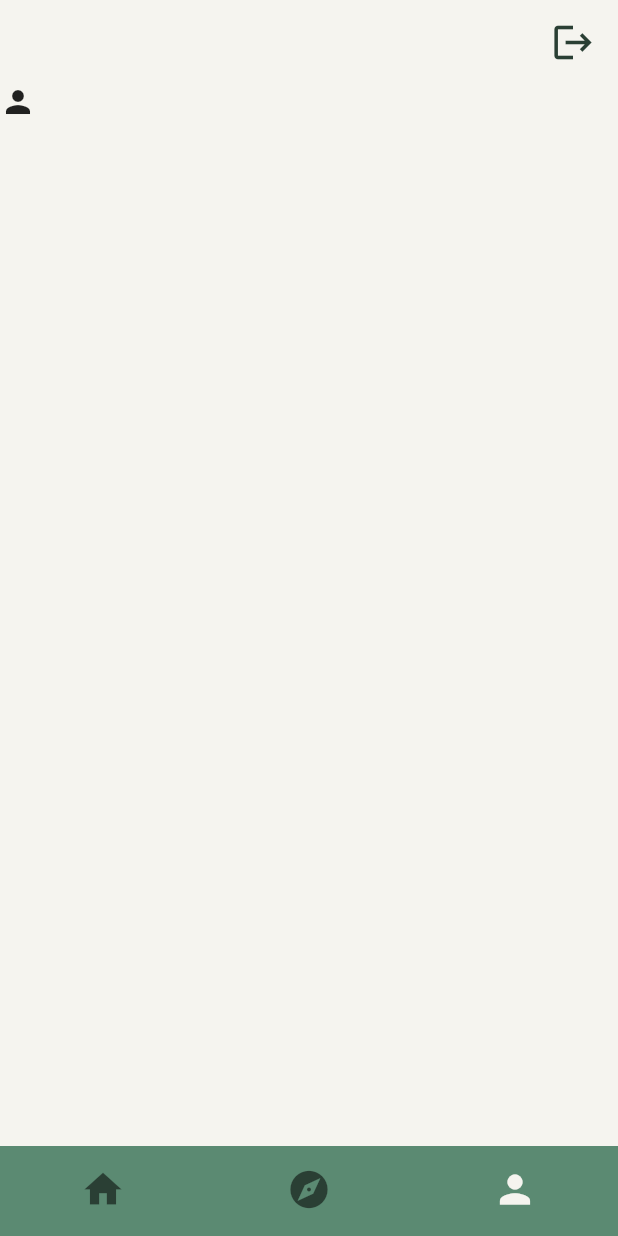
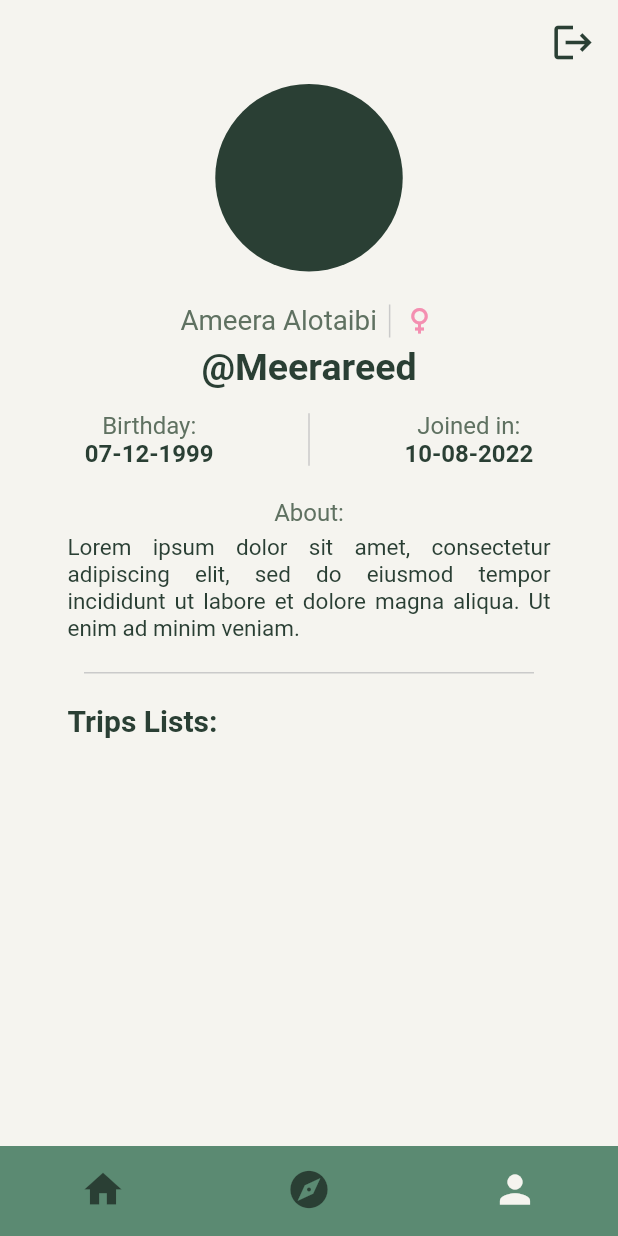
Before and after one commit to AmeeraAlotaibi/trips_project, a Flutter app: the TabScreen screen opened by its route, item 3 of the bottom bar chosen, on a phone screen of 412 x 824 dp. Run offline on Flutter 3.47's test engine with Material 2 defaults, Android fonts, the phone set to English and light mode, and no system bars; our stand-ins replace dio, go_router; accounts and stored records are empty; network calls fail.

Commit message:
made profile page

```diff
--- a/frontend/lib/models/profile.dart
+++ b/frontend/lib/models/profile.dart
@@ -1,5 +1,9 @@
 import 'package:frontend/models/user.dart';
+import 'package:json_annotation/json_annotation.dart';
 
+part 'profile.g.dart';
+
+@JsonSerializable()
 class Profile {
   User user;
   String? gender;
@@ -10,10 +14,14 @@ class Profile {
 
   Profile({
     required this.user,
-     this.gender,
-     this.birthDate,
-     this.image,
-     this.bio,
+    this.gender,
+    this.birthDate,
+    this.image,
+    this.bio,
     required this.dateJoined,
   });
+
+  factory Profile.fromJson(Map<String, dynamic> json) =>
+      _$ProfileFromJson(json);
+  Map<String, dynamic> toJson() => _$ProfileToJson(this);
 }
--- a/frontend/lib/models/trip.dart
+++ b/frontend/lib/models/trip.dart
@@ -1,5 +1,9 @@
 import 'package:frontend/models/user.dart';
+import 'package:json_annotation/json_annotation.dart';
 
+part 'trip.g.dart';
+
+@JsonSerializable()
 class Trip {
   int? id;
   User owner;
@@ -14,4 +18,7 @@ class Trip {
     required this.description,
     required this.image,
   });
+
+  factory Trip.fromJson(Map<String, dynamic> json) => _$TripFromJson(json);
+  Map<String, dynamic> toJson() => _$TripToJson(this);
 }
--- a/frontend/lib/models/user.dart
+++ b/frontend/lib/models/user.dart
@@ -1,15 +1,23 @@
+import 'package:json_annotation/json_annotation.dart';
 
+part 'user.g.dart';
+
+@JsonSerializable()
 class User {
+  int? id;
   String username;
   String? password;
   String? firstName;
   String? lastName;
 
   User({
+    this.id,
     required this.username,
     this.password,
     this.firstName,
     this.lastName,
   });
 
+  factory User.fromJson(Map<String, dynamic> json) => _$UserFromJson(json);
+  Map<String, dynamic> toJson() => _$UserToJson(this);
 }
--- a/frontend/lib/pages/bottom_tabs.dart
+++ b/frontend/lib/pages/bottom_tabs.dart
@@ -3,6 +3,7 @@ import 'package:flutter/src/foundation/key.dart';
 import 'package:flutter/src/widgets/framework.dart';
 import 'package:frontend/pages/explore.dart';
 import 'package:frontend/pages/home.dart';
+import 'package:frontend/pages/profile.dart';
 import 'package:go_router/go_router.dart';
 
 class TabScreen extends StatefulWidget {
@@ -18,7 +19,7 @@ class _TabScreenState extends State<TabScreen> {
   final List _pages = [
     HomePage(),
     ExplorePage(),
-    Icon(Icons.person),
+    ProfilePage(),
   ];
 
   void _onTapped(int index) {
@@ -37,7 +38,7 @@ class _TabScreenState extends State<TabScreen> {
           size: 30,
         ),
         elevation: 0,
-        backgroundColor: Color.fromARGB(255, 245, 244, 239),
+        backgroundColor: Colors.transparent,
         actions: [
           GestureDetector(
             onTap: () {
--- a/frontend/lib/pages/profile.dart
+++ b/frontend/lib/pages/profile.dart
@@ -0,0 +1,191 @@
+import 'package:flutter/material.dart';
+import 'package:flutter/src/foundation/key.dart';
+import 'package:flutter/src/widgets/framework.dart';
+
+class ProfilePage extends StatelessWidget {
+  const ProfilePage({Key? key}) : super(key: key);
+
+  @override
+  Widget build(BuildContext context) {
+    return Scaffold(
+      body: Padding(
+        padding: const EdgeInsets.symmetric(horizontal: 25),
+        child: Column(
+          crossAxisAlignment: CrossAxisAlignment.center,
+          children: [
+            Container(
+              width: 125,
+              height: 125,
+              child: CircleAvatar(
+                backgroundColor: Color(0xFF2a3f34),
+              ),
+            ),
+            const SizedBox(
+              height: 20,
+            ),
+            // Full name and gender ------------------------------
+            Row(
+              mainAxisAlignment: MainAxisAlignment.center,
+              crossAxisAlignment: CrossAxisAlignment.end,
+              children: [
+                Text(
+                  "Ameera Alotaibi",
+                  style: TextStyle(
+                    fontSize: 18.5,
+                    color: Color(0xFF5F7161),
+                  ),
+                ),
+                SizedBox(
+                  width: 8,
+                ),
+                Container(
+                  color: Color.fromARGB(255, 202, 202, 202),
+                  width: 1,
+                  height: 22,
+                ),
+                SizedBox(
+                  width: 7.5,
+                ),
+                Icon(
+                  Icons.female,
+                  color: Colors.pink[200],
+                ),
+              ],
+            ),
+
+            const SizedBox(
+              height: 5,
+            ),
+            // @username -----------------------------------------
+            Text(
+              "@Meerareed",
+              style: TextStyle(
+                fontSize: 25,
+                color: Color(0xFF2a3f34),
+                fontWeight: FontWeight.bold,
+              ),
+            ),
+            const SizedBox(
+              height: 15,
+            ),
+            // dates -------------------------------------------------
+            Row(
+              mainAxisAlignment: MainAxisAlignment.spaceAround,
+              children: [
+                // Birth date =========================================================
+                Column(
+                  children: [
+                    Text(
+                      "Birthday:",
+                      style: TextStyle(
+                        fontSize: 16,
+                        color: Color(0xFF5F7161),
+                      ),
+                    ),
+                    Text(
+                      "07-12-1999",
+                      style: TextStyle(
+                        fontSize: 16,
+                        color: Color(0xFF2a3f34),
+                        fontWeight: FontWeight.bold,
+                      ),
+                    ),
+                  ],
+                ),
+                Container(
+                  width: 1,
+                  height: 35,
+                  color: Color.fromARGB(255, 202, 202, 202),
+                ),
+                // Date Joined ========================================================
+                Column(
+                  children: [
+                    Text(
+                      "Joined in:",
+                      style: TextStyle(
+                        fontSize: 16,
+                        color: Color(0xFF5F7161),
+                      ),
+                    ),
+                    Text(
+                      "10-08-2022",
+                      style: TextStyle(
+                        fontSize: 16,
+                        color: Color(0xFF2a3f34),
+                        fontWeight: FontWeight.bold,
+                      ),
+                    ),
+                  ],
+                ),
+              ],
+            ),
+            const SizedBox(
+              height: 20,
+            ),
+            // ABOUT ====================================================================
+            Padding(
+              padding: const EdgeInsets.symmetric(horizontal: 20),
+              child: Column(
+                crossAxisAlignment: CrossAxisAlignment.center,
+                children: [
+                  Text(
+                    "About:",
+                    textAlign: TextAlign.left,
+                    style: TextStyle(
+                      fontSize: 16,
+                      color: Color(0xFF5F7161),
+                    ),
+                  ),
+                  const SizedBox(
+                    height: 5,
+                  ),
+                  Text(
+                    "Lorem ipsum dolor sit amet, consectetur adipiscing elit, sed do eiusmod tempor incididunt ut labore et dolore magna aliqua. Ut enim ad minim veniam.",
+                    textAlign: TextAlign.justify,
+                    style: TextStyle(
+                      fontSize: 15,
+                      color: Color(0xFF2a3f34),
+                    ),
+                  ),
+                ],
+              ),
+            ),
+
+            const SizedBox(
+              height: 20,
+            ),
+
+            Container(
+              width: 300,
+              height: 1,
+              color: Color.fromARGB(255, 202, 202, 202),
+            ),
+
+            const SizedBox(
+              height: 20,
+            ),
+
+            // Trips Lists ===========================================================
+            Padding(
+              padding: const EdgeInsets.symmetric(horizontal: 20),
+              child: Row(
+                crossAxisAlignment: CrossAxisAlignment.start,
+                children: [
+                  Text(
+                    "Trips Lists:",
+                    textAlign: TextAlign.left,
+                    style: TextStyle(
+                      fontSize: 20,
+                      color: Color(0xFF2a3f34),
+                      fontWeight: FontWeight.bold,
+                    ),
+                  ),
+                ],
+              ),
+            ),
+          ],
+        ),
+      ),
+    );
+  }
+}
--- a/frontend/lib/pages/register.dart
+++ b/frontend/lib/pages/register.dart
@@ -1,7 +1,11 @@
 import 'package:flutter/material.dart';
 import 'package:flutter/src/foundation/key.dart';
 import 'package:flutter/src/widgets/framework.dart';
+import 'package:frontend/models/user.dart';
+import 'package:frontend/providers/auth_provider.dart';
 import 'package:frontend/widgets/custom_widgets.dart';
+import 'package:go_router/go_router.dart';
+import 'package:provider/provider.dart';
 
 class RegisterPage extends StatelessWidget {
   RegisterPage({Key? key}) : super(key: key);
@@ -17,10 +21,13 @@ class RegisterPage extends StatelessWidget {
     return Scaffold(
       // APP BAR ------------------------------------------------------
       appBar: AppBar(
-        title: Text("Register", style: TextStyle(
+        title: Text(
+          "Register",
+          style: TextStyle(
             color: Color(0xFF5B8A72),
             fontSize: 26,
-        ),),
+          ),
+        ),
         centerTitle: true,
         backgroundColor: Color.fromARGB(255, 245, 244, 239),
         elevation: 0,
@@ -38,19 +45,21 @@ class RegisterPage extends StatelessWidget {
           crossAxisAlignment: CrossAxisAlignment.center,
           children: [
             Expanded(
-              child: Image.asset("assets/images/hiking.webp", width: 400,),
+              child: Image.asset(
+                "assets/images/hiking.webp",
+                width: 400,
               ),
-
-            const Text("Please fill in the required fields",
+            ),
+            const Text(
+              "Please fill in the required fields",
               style: TextStyle(
                 fontSize: 18,
                 color: Color(0xFF56776C),
-              ),),
-
+              ),
+            ),
             const SizedBox(
               height: 25,
             ),
-
             Form(
                 key: _formKey,
                 child: Column(
@@ -66,7 +75,9 @@ class RegisterPage extends StatelessWidget {
                           hiddenText: false,
                         ),
 
-                          SizedBox(width: 10,),
+                        SizedBox(
+                          width: 10,
+                        ),
 
                         // LAST NAME -------------------
                         CustomInputField(
@@ -78,7 +89,9 @@ class RegisterPage extends StatelessWidget {
                       ],
                     ),
 
-                    const SizedBox(height: 15,),
+                    const SizedBox(
+                      height: 15,
+                    ),
 
                     // USERNAME -------------------------
                     CustomInputField(
@@ -107,14 +120,22 @@ class RegisterPage extends StatelessWidget {
                       width: 300,
                       onPressed: () {
                         // REGISTRATION BUTTON FUNCTION HERE --------
-                        // -------------------------------------
+                        context.read<AuthProvider>().register(
+                              user: User(
+                                  firstName: first_name.text,
+                                  lastName: last_name.text,
+                                  username: _username.text,
+                                  password: _password.text),
+                            );
+                        context.push("/home");
                       },
                       buttonText: "Register",
                     ),
                   ],
                 )),
-
-                SizedBox(height: 50,)
+            SizedBox(
+              height: 50,
+            )
           ],
         )),
       ),
--- a/frontend/lib/services/auth_service.dart
+++ b/frontend/lib/services/auth_service.dart
@@ -3,13 +3,33 @@ import 'package:frontend/services/client.dart';
 import '../models/user.dart';
 
 class AuthService {
-
+  // REGISTER SERVICE ================================
   Future<String> register({required User user}) async {
-
     late String token;
 
     try {
-      Response res = await Client.dio.post("register", data: user);
+      Response res = await Client.dio.post(
+        "register/",
+        data: user.toJson(),
+      );
+
+      token = res.data["token"];
+    } on DioError catch (error) {
+      print(error);
+    }
+    return token;
+  }
+
+// SIGN IN SERVICE ================================
+  Future<String> signin({required User user}) async {
+    late String token;
+
+    try {
+      Response res = await Client.dio.post(
+        "login/",
+        data: user.toJson(),
+      );
+
       token = res.data["token"];
     } on DioError catch (error) {
       print(error);
--- a/frontend/lib/services/client.dart
+++ b/frontend/lib/services/client.dart
@@ -1,8 +1,5 @@
 import 'package:dio/dio.dart';
 
 class Client {
-  static final Dio dio = Dio(
-    BaseOptions(baseUrl: "https://127.0.0.1:8000/")
-  );
-
+  static final Dio dio = Dio(BaseOptions(baseUrl: "http://localhost:8000/"));
 }
```
Also changed, not shown: frontend/lib/models/profile.g.dart (added), frontend/lib/models/trip.g.dart (added), frontend/lib/models/user.g.dart (added), 1 other file. Lines whose indentation alone changed are shown as unchanged.
